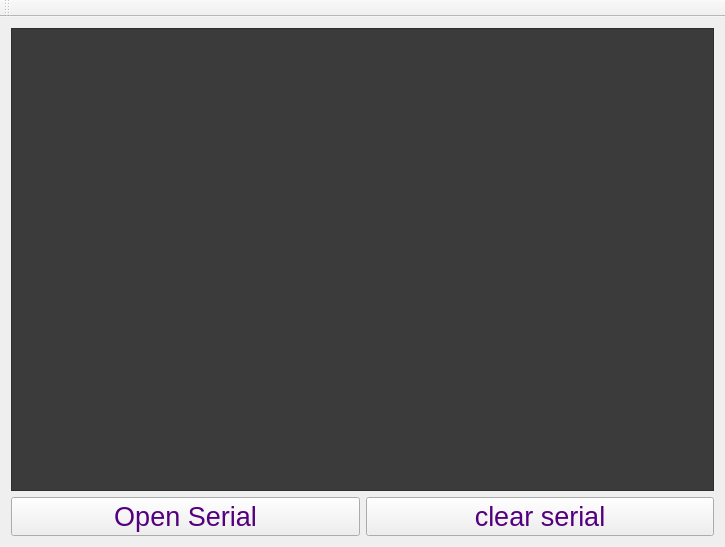
seblee/eland_com, file mainwindow.ui: the form before one commit.
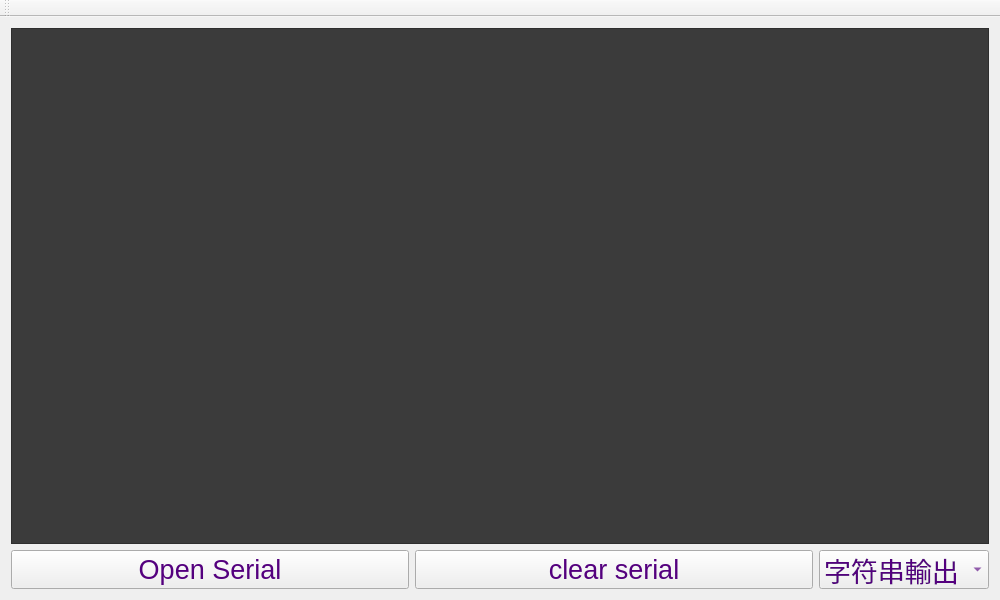
The form after the commit.

```diff
--- a/mainwindow.ui
+++ b/mainwindow.ui
@@ -6,8 +6,8 @@
    <rect>
     <x>0</x>
     <y>0</y>
-    <width>725</width>
-    <height>547</height>
+    <width>1000</width>
+    <height>600</height>
    </rect>
   </property>
   <property name="windowTitle">
@@ -81,6 +81,36 @@
           </property>
          </widget>
         </item>
+        <item>
+         <widget class="QComboBox" name="comboBox">
+          <property name="maximumSize">
+           <size>
+            <width>170</width>
+            <height>16777215</height>
+           </size>
+          </property>
+          <property name="font">
+           <font>
+            <pointsize>20</pointsize>
+           </font>
+          </property>
+          <item>
+           <property name="text">
+            <string>字符串輸出</string>
+           </property>
+          </item>
+          <item>
+           <property name="text">
+            <string>MCU協議</string>
+           </property>
+          </item>
+          <item>
+           <property name="text">
+            <string>HEX顯示</string>
+           </property>
+          </item>
+         </widget>
+        </item>
        </layout>
       </item>
      </layout>
```
Left out of the diff: 2 changed lines with no effect on the pictures.
